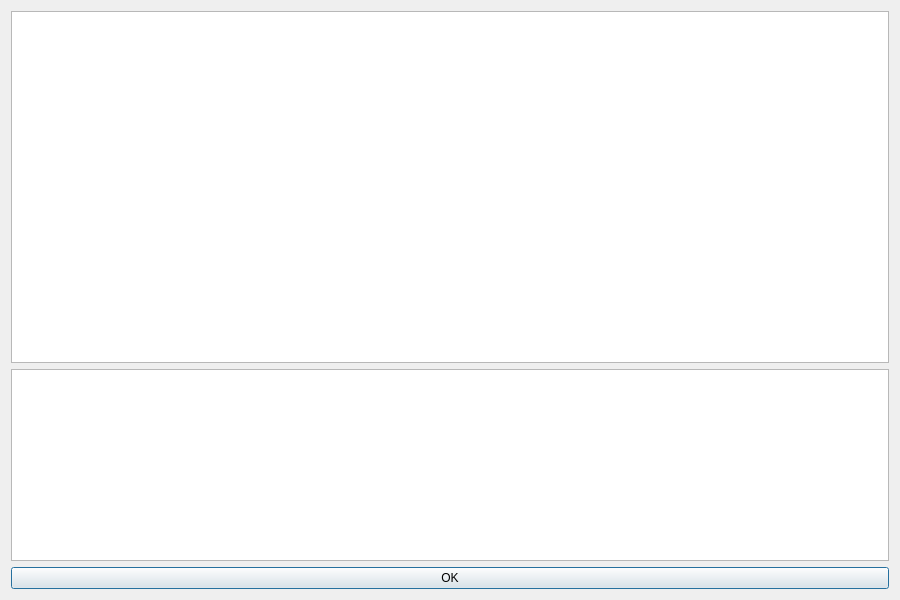
Before: the Qt Designer form server/source/ClientDialog/ClientDialog.ui in fuzun/iot-facerecognition, drawn with Qt 5.
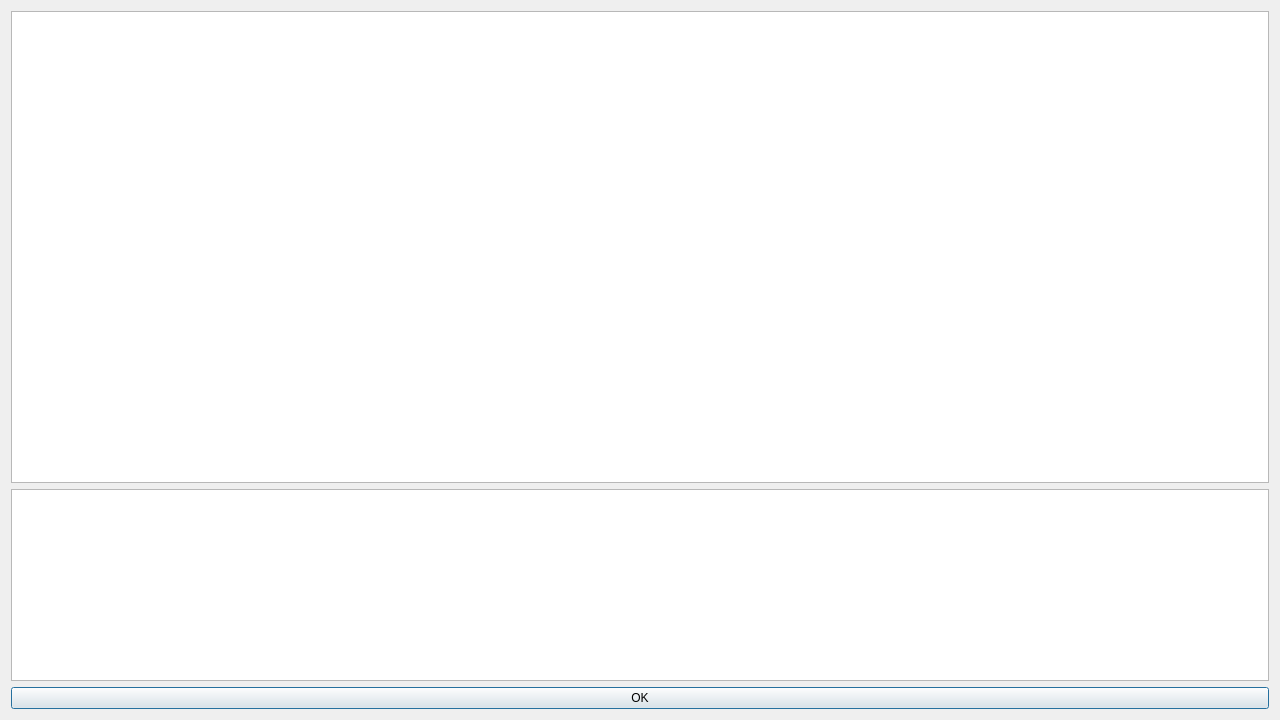
After: the same form once the commit is applied.

Diff of the .ui file:
```diff
--- a/server/source/ClientDialog/ClientDialog.ui
+++ b/server/source/ClientDialog/ClientDialog.ui
@@ -6,8 +6,8 @@
    <rect>
     <x>0</x>
     <y>0</y>
-    <width>900</width>
-    <height>600</height>
+    <width>1280</width>
+    <height>720</height>
    </rect>
   </property>
   <property name="mouseTracking">
```
